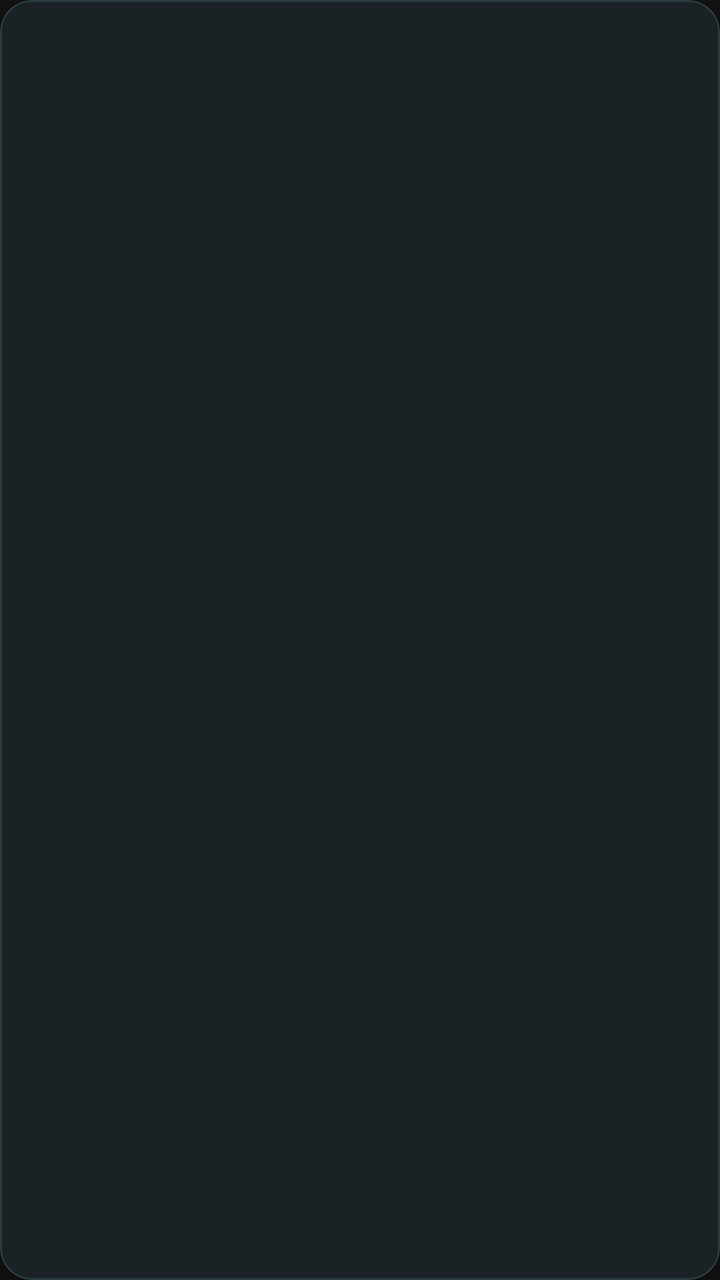
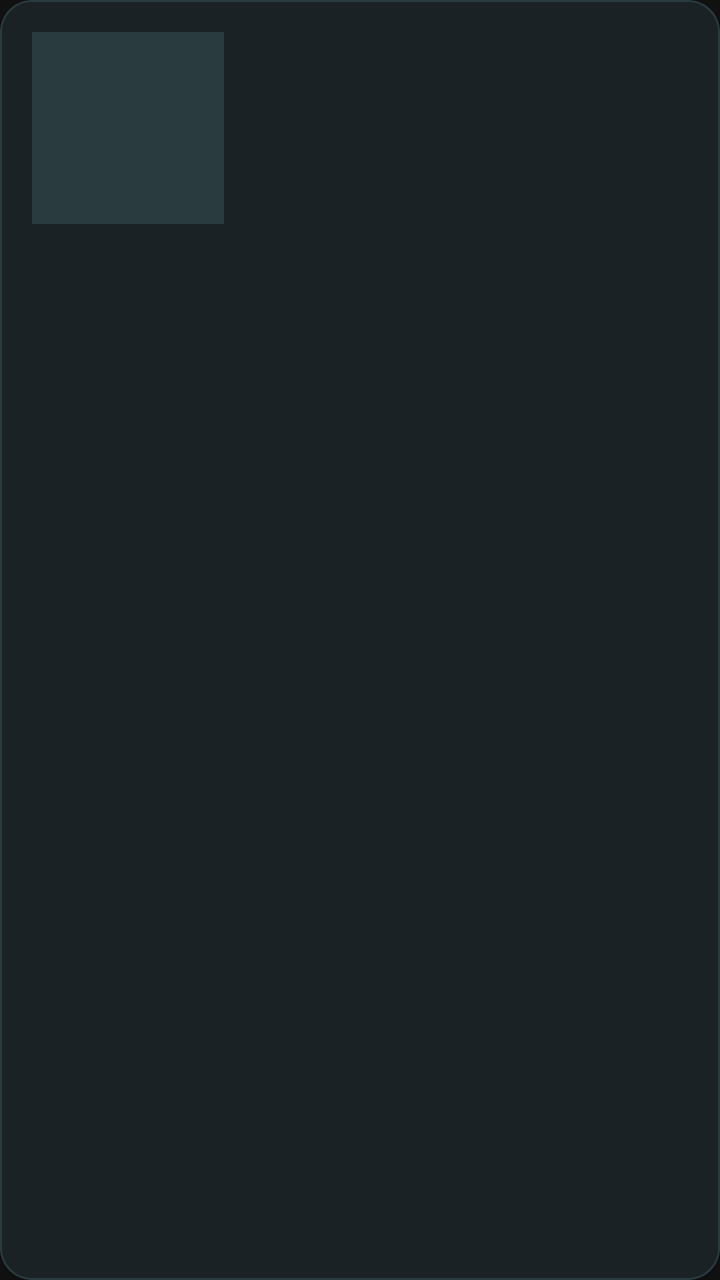

Two renders of the same Android screen: before a commit and after it. Below are the layout's source before the change and the commit's diff.
<!-- AndroidManifest.xml: application theme Theme.GdeSanek -->
<!-- res/layout/item_project.xml -->
<?xml version="1.0" encoding="utf-8"?>
<com.google.android.material.card.MaterialCardView xmlns:android="http://schemas.android.com/apk/res/android"
    xmlns:app="http://schemas.android.com/apk/res-auto"
    android:layout_width="match_parent"
    android:layout_height="wrap_content"
    android:layout_marginBottom="16dp"
    app:cardBackgroundColor="#1A2226"
    app:cardCornerRadius="16dp"
    app:cardElevation="6dp"
    app:strokeColor="#2A3B40"
    app:strokeWidth="1dp">

    <LinearLayout
        android:layout_width="match_parent"
        android:layout_height="wrap_content"
        android:orientation="vertical"
        android:padding="20dp">

        <TextView
            android:id="@+id/projectName"
            android:layout_width="match_parent"
            android:layout_height="wrap_content"
            android:textColor="#FFFFFF"
            android:textSize="22sp"
            android:textStyle="bold" />

        <TextView
            android:id="@+id/projectAddress"
            android:layout_width="match_parent"
            android:layout_height="wrap_content"
            android:layout_marginTop="6dp"
            android:textColor="#B0BEC5"
            android:textSize="16sp" />

        <TextView
            android:id="@+id/projectDate"
            android:layout_width="match_parent"
            android:layout_height="wrap_content"
            android:layout_marginTop="10dp"
            android:textColor="#4DD0E1"
            android:textSize="12sp" />
    </LinearLayout>
</com.google.android.material.card.MaterialCardView>
<!-- resources referenced by this layout -->
<resources>
  <style name="Theme.GdeSanek" parent="Theme.MaterialComponents.NoActionBar">
          <item name="android:windowAnimationStyle">@style/WindowAnim</item>
          <item name="colorPrimary">#00BFA5</item>
          <item name="colorPrimaryVariant">#008C9E</item>
          <item name="colorOnPrimary">#FFFFFF</item>
          <item name="colorSecondary">#FFA000</item>
          <item name="colorSecondaryVariant">#FF6D00</item>
          <item name="colorOnSecondary">#FFFFFF</item>
          <item name="android:statusBarColor">#121212</item>
          <item name="android:navigationBarColor">#121212</item>
          <item name="android:windowBackground">#121212</item>
      </style>
  <style name="WindowAnim">
          <item name="android:activityOpenEnterAnimation">@anim/slide_in_right</item>
          <item name="android:activityOpenExitAnimation">@anim/slide_out_left</item>
          <item name="android:activityCloseEnterAnimation">@anim/slide_in_left</item>
          <item name="android:activityCloseExitAnimation">@anim/slide_out_right</item>
      </style>
</resources>

<!-- the commit's change to res/layout/item_project.xml (unified diff, before → after) -->
@@ -13,31 +13,46 @@
     <LinearLayout
         android:layout_width="match_parent"
         android:layout_height="wrap_content"
-        android:orientation="vertical"
-        android:padding="20dp">
+        android:orientation="horizontal"
+        android:padding="16dp">
 
-        <TextView
-            android:id="@+id/projectName"
-            android:layout_width="match_parent"
+        <ImageView
+            android:id="@+id/projectPreview"
+            android:layout_width="96dp"
+            android:layout_height="96dp"
+            android:layout_marginEnd="16dp"
+            android:background="#2A3B40"
+            android:scaleType="centerCrop" />
+
+        <LinearLayout
+            android:layout_width="0dp"
             android:layout_height="wrap_content"
-            android:textColor="#FFFFFF"
-            android:textSize="22sp"
-            android:textStyle="bold" />
+            android:layout_weight="1"
+            android:orientation="vertical">
 
-        <TextView
-            android:id="@+id/projectAddress"
-            android:layout_width="match_parent"
-            android:layout_height="wrap_content"
-            android:layout_marginTop="6dp"
-            android:textColor="#B0BEC5"
-            android:textSize="16sp" />
+            <TextView
+                android:id="@+id/projectName"
+                android:layout_width="match_parent"
+                android:layout_height="wrap_content"
+                android:textColor="#FFFFFF"
+                android:textSize="18sp"
+                android:textStyle="bold" />
 
-        <TextView
-            android:id="@+id/projectDate"
-            android:layout_width="match_parent"
-            android:layout_height="wrap_content"
-            android:layout_marginTop="10dp"
-            android:textColor="#4DD0E1"
-            android:textSize="12sp" />
+            <TextView
+                android:id="@+id/projectAddress"
+                android:layout_width="match_parent"
+                android:layout_height="wrap_content"
+                android:layout_marginTop="4dp"
+                android:textColor="#B0BEC5"
+                android:textSize="14sp" />
+
+            <TextView
+                android:id="@+id/projectDate"
+                android:layout_width="match_parent"
+                android:layout_height="wrap_content"
+                android:layout_marginTop="8dp"
+                android:textColor="#4DD0E1"
+                android:textSize="12sp" />
+        </LinearLayout>
     </LinearLayout>
 </com.google.android.material.card.MaterialCardView>
